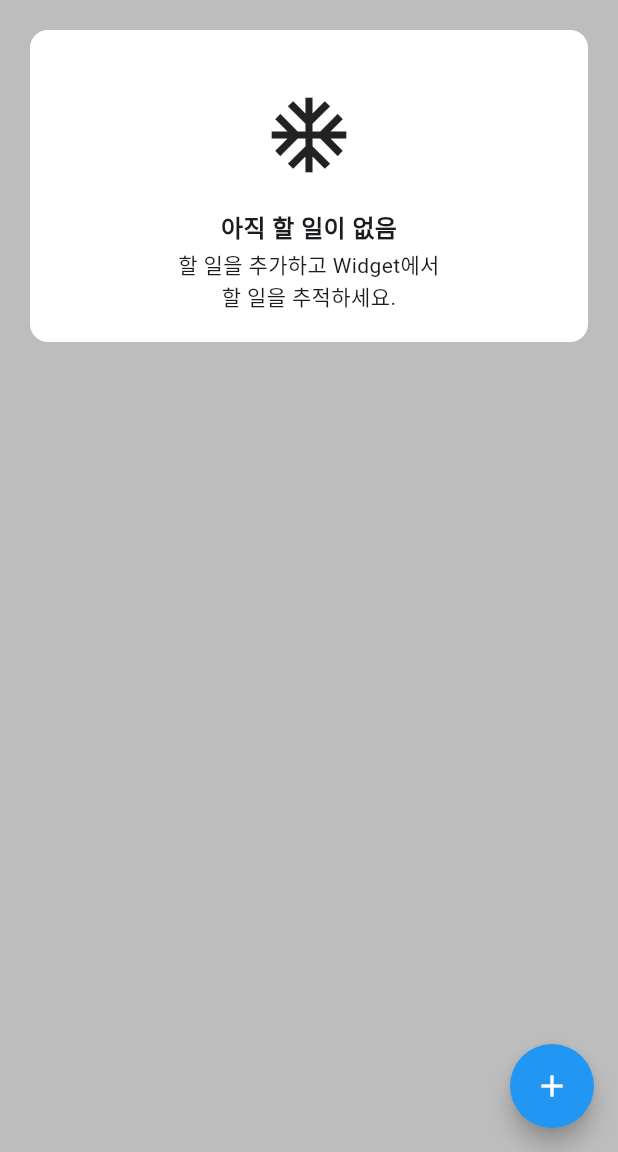
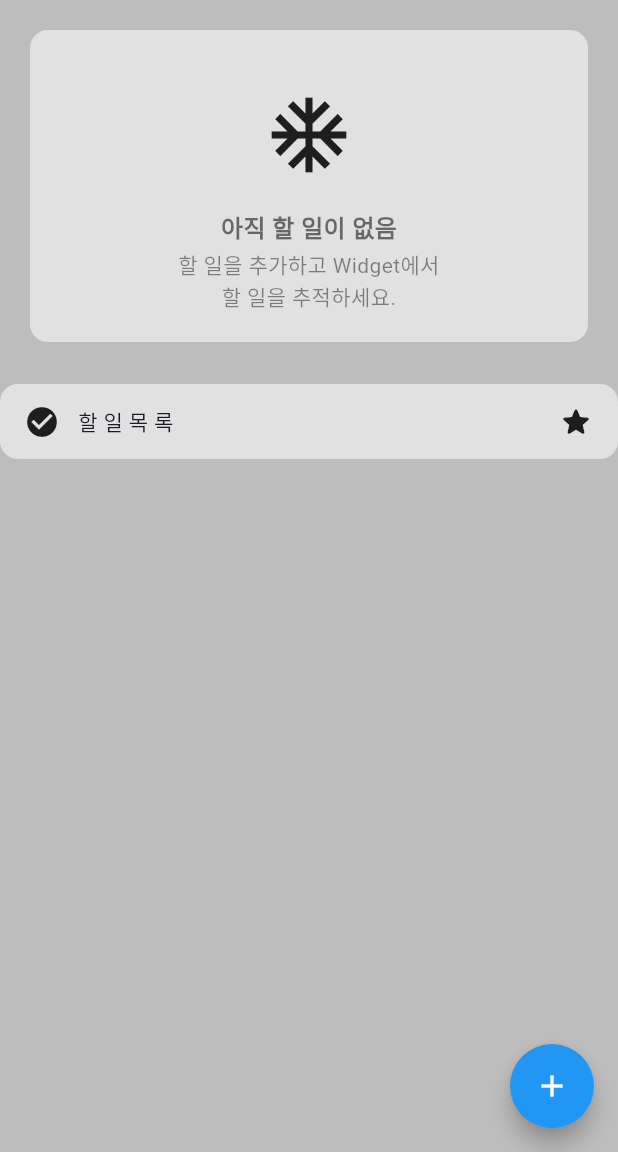
Before and after one commit to kimhyunseo/tasks, a Flutter app: the screen it shows after launch, on a phone screen of 412 x 824 dp, the part 84-1236 px from its top. Run offline on Flutter 3.47's test engine with Material 3 defaults, Android fonts, the phone set to English and light mode, and no system bars.

Commit message:
feat(todo_view): 할일 목록 기본 구현

```diff
--- a/lib/pages/home/home_page.dart
+++ b/lib/pages/home/home_page.dart
@@ -1,11 +1,13 @@
 import 'package:flutter/material.dart';
 import 'package:tasks/pages/home/widgets/empty_todo.dart';
+import 'package:tasks/pages/home/widgets/plus_todo.dart';
+import 'package:tasks/pages/home/widgets/todo_view.dart';
 
 class HomePage extends StatelessWidget {
   const HomePage({super.key});
 
   @override
-  Widget build(Object context) {
+  Widget build(BuildContext context) {
     return Scaffold(
       appBar: AppBar(
         title: Text(
@@ -14,12 +16,22 @@ class HomePage extends StatelessWidget {
         ),
       ),
       floatingActionButton: FloatingActionButton(
-        onPressed: () {},
+        onPressed: () {
+          Navigator.push(
+            context,
+            // TODO: 바텀 시트 보이게 구현
+            MaterialPageRoute(
+              builder: (context) {
+                return PlusTodo();
+              },
+            ),
+          );
+        },
         backgroundColor: Colors.blue,
         shape: RoundedRectangleBorder(borderRadius: BorderRadius.circular(30)),
         child: Icon(Icons.add, color: Colors.white, size: 24),
       ),
-      body: Column(children: [EmptyTodo()]),
+      body: Column(children: [EmptyTodo(), ToDoView()]),
     );
   }
 }
--- a/lib/pages/home/widgets/empty_todo.dart
+++ b/lib/pages/home/widgets/empty_todo.dart
@@ -11,7 +11,7 @@ class EmptyTodo extends StatelessWidget {
       width: double.infinity,
       decoration: BoxDecoration(
         borderRadius: BorderRadius.circular(12),
-        color: Colors.white,
+        color: Colors.white54,
       ),
       child: Column(
         children: [
@@ -22,13 +22,17 @@ class EmptyTodo extends StatelessWidget {
           ),
           Text(
             "아직 할 일이 없음",
-            style: TextStyle(fontSize: 16, fontWeight: FontWeight.bold),
+            style: TextStyle(
+              fontSize: 16,
+              fontWeight: FontWeight.bold,
+              color: Colors.black54,
+            ),
           ),
           SizedBox(height: 2),
           Text(
             "할 일을 추가하고 ${AppBar()}에서\n할 일을 추적하세요.",
             textAlign: TextAlign.center,
-            style: TextStyle(fontSize: 14),
+            style: TextStyle(fontSize: 14, color: Colors.black45),
           ),
         ],
       ),
--- /dev/null
+++ b/lib/pages/home/widgets/todo_view.dart
@@ -0,0 +1,26 @@
+import 'package:flutter/material.dart';
+
+class ToDoView extends StatelessWidget {
+  @override
+  Widget build(BuildContext context) {
+    return Container(
+      width: double.infinity,
+      height: 50,
+      margin: EdgeInsets.symmetric(vertical: 8),
+      padding: EdgeInsets.symmetric(horizontal: 16),
+      decoration: BoxDecoration(
+        color: Colors.white54,
+        borderRadius: BorderRadius.circular(12),
+      ),
+      child: Row(
+        children: [
+          Icon(Icons.check_circle),
+          SizedBox(width: 12),
+          Text("할 일 목 록"),
+          Spacer(),
+          Icon(Icons.star_rounded),
+        ],
+      ),
+    );
+  }
+}
--- a/lib/pages/todo_detail/todo_detail_page.dart
+++ b/lib/pages/todo_detail/todo_detail_page.dart
@@ -1,6 +1,8 @@
 import 'package:flutter/material.dart';
 
 class TodoDetailPage extends StatelessWidget {
+  const TodoDetailPage({super.key});
+
   @override
   Widget build(BuildContext context) {
     return Scaffold(
```
Also changed, not shown: lib/pages/home/widgets/plus_todo.dart (added, +37 -0 lines).
